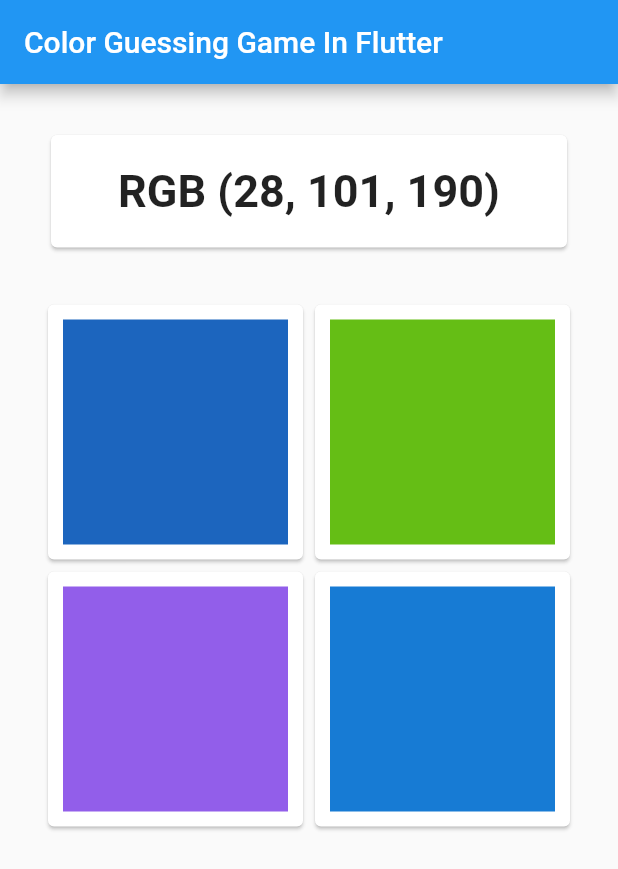
After one commit to tanviranwarrafi/flutter-color-guessing-game, a Flutter app: the screen it shows after launch, on a phone screen of 412 x 824 dp. The commit adds this screen. Shown: the top 869 px of the screen. Run offline on Flutter 3.47's test engine with Material 2 defaults, Android fonts, the phone set to English and light mode, and no system bars; our stand-ins replace fluttertoast.

Commit message:
code rearranged

```diff
--- /dev/null
+++ b/lib/home-screen.dart
@@ -0,0 +1,73 @@
+import 'dart:math';
+
+import 'package:color_guessing_game_flutter/color-options.dart';
+import 'package:color_guessing_game_flutter/random-rgb.dart';
+import 'package:color_guessing_game_flutter/result.dart';
+import 'package:flutter/material.dart';
+import 'package:fluttertoast/fluttertoast.dart';
+
+class HomeScreen extends StatefulWidget {
+  @override
+  _HomeScreenState createState() => _HomeScreenState();
+}
+
+class _HomeScreenState extends State<HomeScreen> {
+  Random random = Random();
+
+  int randomR;
+  int randomG;
+  int randomB;
+
+  int totalScore = 0;
+  int questionCount = 0;
+
+  void answerChooseHandler(int r, int g, int b) {
+    if (r == randomR && g == randomG && b == randomB) {
+      Fluttertoast.cancel();
+      Fluttertoast.showToast(
+          msg: "Correct Answer", toastLength: Toast.LENGTH_SHORT, textColor: Colors.white, backgroundColor: Colors.green, fontSize: 16.0);
+      setState(() {
+        totalScore += 1;
+        questionCount += 1;
+      });
+    } else {
+      Fluttertoast.cancel();
+      Fluttertoast.showToast(
+        msg: "Wrong Answer",
+        toastLength: Toast.LENGTH_SHORT,
+        backgroundColor: Colors.red,
+        textColor: Colors.white,
+        fontSize: 16.0,
+      );
+      questionCount += 1;
+    }
+  }
+
+  void resetHandler() {
+    setState(() {
+      totalScore = 0;
+      questionCount = 0;
+    });
+  }
+
+  @override
+  Widget build(BuildContext context) {
+    randomR = random.nextInt(256);
+    randomG = random.nextInt(256);
+    randomB = random.nextInt(256);
+
+    return Scaffold(
+      appBar: AppBar(title: Text('Color Guessing Game In Flutter')),
+      body: questionCount < 10
+          ? Column(
+              crossAxisAlignment: CrossAxisAlignment.center,
+              mainAxisAlignment: MainAxisAlignment.start,
+              children: <Widget>[
+                RGB(randomR, randomG, randomB),
+                ColorOptions(randomR, randomG, randomB, answerChooseHandler),
+              ],
+            )
+          : Result(totalScore, questionCount, resetHandler),
+    );
+  }
+}
```
Also changed, not shown: lib/color-options.dart (renamed from lib/color_options.dart, +5 -16 lines), lib/main.dart (+4 -81 lines), lib/random-rgb.dart (+2 -8 lines), lib/result.dart (+5 -24 lines), lib/color-option.dart (renamed from lib/color_option.dart), pubspec.lock.
